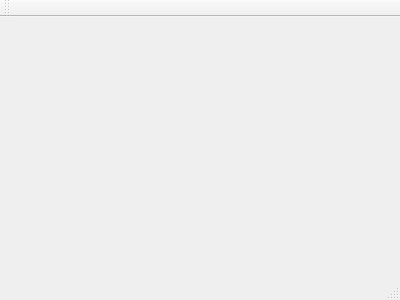
First picture: the form in mainwindow.ui, repository rust3128/CheckRecoveryWizard, before the edit.
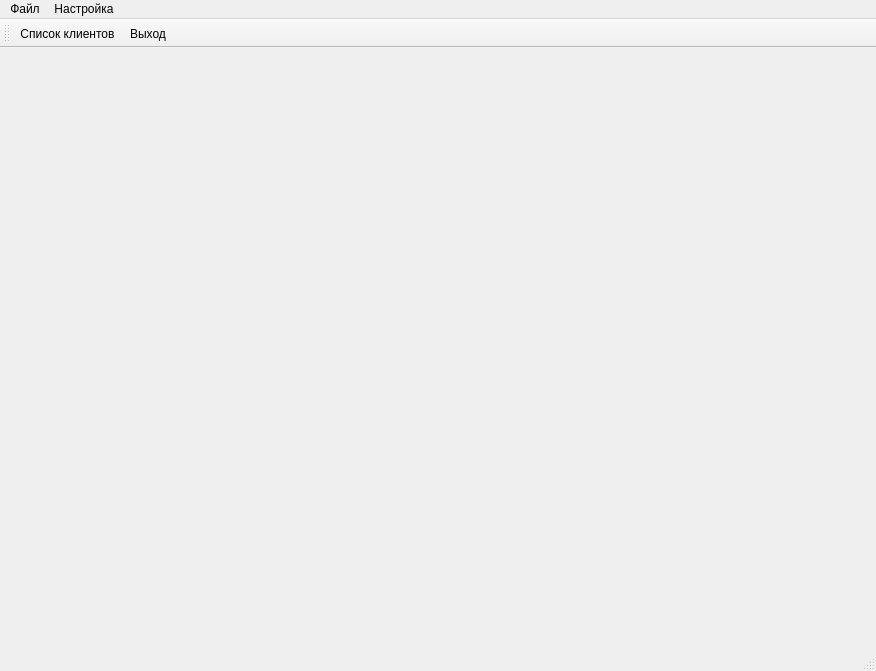
Second picture: the form after the edit. Icons and pictures are not drawn.

What changed in the file:
```diff
--- a/mainwindow.ui
+++ b/mainwindow.ui
@@ -1,24 +1,82 @@
 <ui version="4.0">
  <class>MainWindow</class>
- <widget class="QMainWindow" name="MainWindow" >
-  <property name="geometry" >
+ <widget class="QMainWindow" name="MainWindow">
+  <property name="geometry">
    <rect>
     <x>0</x>
     <y>0</y>
-    <width>400</width>
-    <height>300</height>
+    <width>876</width>
+    <height>671</height>
    </rect>
   </property>
   <property name="windowTitle" >
    <string>MainWindow</string>
   </property>
-  <widget class="QMenuBar" name="menuBar" />
-  <widget class="QToolBar" name="mainToolBar" />
-  <widget class="QWidget" name="centralWidget" />
-  <widget class="QStatusBar" name="statusBar" />
+  <property name="windowIcon">
+   <iconset resource="resource.qrc">
+    <normaloff>:/Icons/logo128.png</normaloff>:/Icons/logo128.png</iconset>
+  </property>
+  <widget class="QWidget" name="centralWidget"/>
+  <widget class="QMenuBar" name="menuBar">
+   <property name="geometry">
+    <rect>
+     <x>0</x>
+     <y>0</y>
+     <width>876</width>
+     <height>23</height>
+    </rect>
+   </property>
+   <widget class="QMenu" name="menu">
+    <property name="title">
+     <string>Файл</string>
+    </property>
+    <addaction name="actionExit"/>
+   </widget>
+   <widget class="QMenu" name="menu_2">
+    <property name="title">
+     <string>Настройка</string>
+    </property>
+    <addaction name="actionClientsList"/>
+   </widget>
+   <addaction name="menu"/>
+   <addaction name="menu_2"/>
+  </widget>
+  <widget class="QToolBar" name="mainToolBar">
+   <attribute name="toolBarArea">
+    <enum>TopToolBarArea</enum>
+   </attribute>
+   <attribute name="toolBarBreak">
+    <bool>false</bool>
+   </attribute>
+   <addaction name="actionClientsList"/>
+   <addaction name="actionExit"/>
+  </widget>
+  <widget class="QStatusBar" name="statusBar"/>
+  <action name="actionExit">
+   <property name="icon">
+    <iconset resource="resource.qrc">
+     <normaloff>:/Icons/application-exit.png</normaloff>:/Icons/application-exit.png</iconset>
+   </property>
+   <property name="text">
+    <string>Выход</string>
+   </property>
+   <property name="shortcut">
+    <string>Ctrl+Q</string>
+   </property>
+  </action>
+  <action name="actionClientsList">
+   <property name="icon">
+    <iconset resource="resource.qrc">
+     <normaloff>:/Icons/list.png</normaloff>:/Icons/list.png</iconset>
+   </property>
+   <property name="text">
+    <string>Список клиентов</string>
+   </property>
+  </action>
  </widget>
- <layoutDefault spacing="6" margin="11" />
- <pixmapfunction></pixmapfunction>
- <resources/>
+ <layoutdefault spacing="6" margin="11"/>
+ <resources>
+  <include location="resource.qrc"/>
+ </resources>
  <connections/>
 </ui>
```
Left out of the diff: 5 changed lines with no effect on the pictures.
